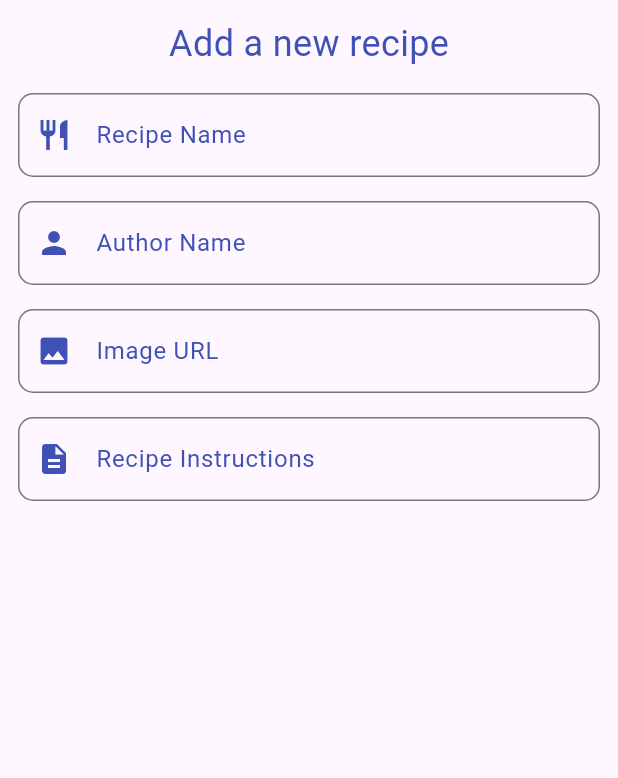
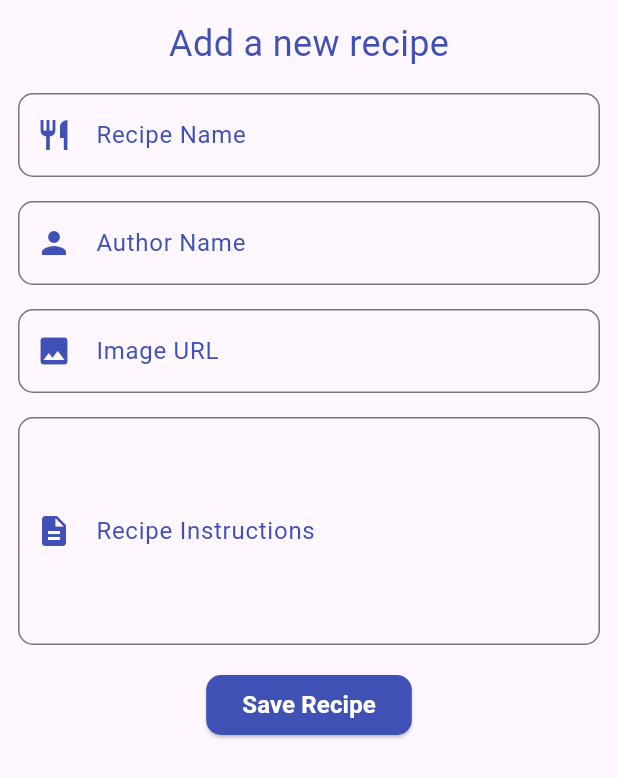
Before and after one commit to RickyBv1/recipe_book_flutter, a Flutter app: the RecipeForm widget shown alone on an empty page, opened directly, on a phone screen of 412 x 824 dp. Shown: the top 778 px of the screen. Run offline on Flutter 3.47's test engine with Material 3 defaults, Android fonts, the light colour scheme and no system bars; network calls fail.

Commit message:
Refactor RecipeForm in HomeScreen to include validation for all fields and improve layout with padding adjustments; add a save button to handle form submission.

```diff
--- a/lib/screens/home_screen.dart
+++ b/lib/screens/home_screen.dart
@@ -23,11 +23,15 @@ class HomeScreen extends StatelessWidget {
     return showModalBottomSheet(
       isScrollControlled: true,
       context: context,
-      builder: (context) => Container(
-        width: MediaQuery.of(context).size.width,
-        height: 600,
-        color: Colors.white,
-        child: RecipeForm(),
+      builder: (context) => Padding(
+        padding: EdgeInsets.only(
+          bottom: MediaQuery.of(context).viewInsets.bottom,
+        ),
+        child: SizedBox(
+          width: MediaQuery.of(context).size.width,
+          height: 600,
+          child: const RecipeForm(),
+        ),
       ),
     );
   }
@@ -80,10 +84,17 @@ class RecipeForm extends StatelessWidget {
 
   @override
   Widget build(BuildContext context) {
+    final formKey = GlobalKey<FormState>();
+
+    final TextEditingController recipeName = TextEditingController();
+    final TextEditingController authorName = TextEditingController();
+    final TextEditingController imageUrl = TextEditingController();
+    final TextEditingController recipeInstructions = TextEditingController();
+
     return Padding(
       padding: const EdgeInsets.all(12.0),
       child: Form(
-        //key: _formKey,
+        key: formKey,
         child: Column(
           crossAxisAlignment: CrossAxisAlignment.center,
           children: <Widget>[
@@ -95,21 +106,74 @@ class RecipeForm extends StatelessWidget {
             _buildTextField(
               label: 'Recipe Name',
               prefixIcon: Icon(Icons.restaurant, color: Colors.indigo),
+              controller: recipeName,
+              validator: (value) {
+                if (value == null || value.isEmpty) {
+                  return 'Recipe name is required';
+                }
+                return null;
+              },
             ),
             SizedBox(height: 16),
             _buildTextField(
               label: 'Author Name',
               prefixIcon: Icon(Icons.person, color: Colors.indigo),
+              controller: authorName,
+              validator: (value) {
+                if (value == null || value.isEmpty) {
+                  return 'Author name is required';
+                }
+                return null;
+              },
             ),
             SizedBox(height: 16),
             _buildTextField(
               label: 'Image URL',
               prefixIcon: Icon(Icons.image, color: Colors.indigo),
+              controller: imageUrl,
+              validator: (value) {
+                if (value == null || value.isEmpty) {
+                  return 'Image URL is required';
+                }
+                return null;
+              },
             ),
             SizedBox(height: 16),
             _buildTextField(
               label: 'Recipe Instructions',
               prefixIcon: Icon(Icons.description, color: Colors.indigo),
+              controller: recipeInstructions,
+              validator: (value) {
+                if (value == null || value.isEmpty) {
+                  return 'Recipe instructions are required';
+                }
+                return null;
+              },
+              maxLines: 5,
+            ),
+            SizedBox(height: 16),
+            Center(
+              child: ElevatedButton(
+                onPressed: () {
+                  if (formKey.currentState!.validate()) {
+                    Navigator.pop(context);
+                  }
+                },
+                style: ElevatedButton.styleFrom(
+                  backgroundColor: Colors.indigo,
+                  shape: RoundedRectangleBorder(
+                    borderRadius: BorderRadius.circular(10),
+                  ),
+                ),
+                child: Text(
+                  'Save Recipe',
+                  style: TextStyle(
+                    color: Colors.white,
+                    fontSize: 16,
+                    fontWeight: FontWeight.bold,
+                  ),
+                ),
+              ),
             ),
           ],
         ),
@@ -117,7 +181,13 @@ class RecipeForm extends StatelessWidget {
     );
   }
 
-  Widget _buildTextField({required String label, required Icon prefixIcon}) {
+  Widget _buildTextField({
+    required String label,
+    required Icon prefixIcon,
+    required TextEditingController controller,
+    required String? Function(String?) validator,
+    int maxLines = 1,
+  }) {
     return TextFormField(
       decoration: InputDecoration(
         labelText: label,
@@ -129,6 +199,8 @@ class RecipeForm extends StatelessWidget {
         ),
         prefixIcon: prefixIcon,
       ),
+      validator: validator,
+      maxLines: maxLines,
     );
   }
 }
```
